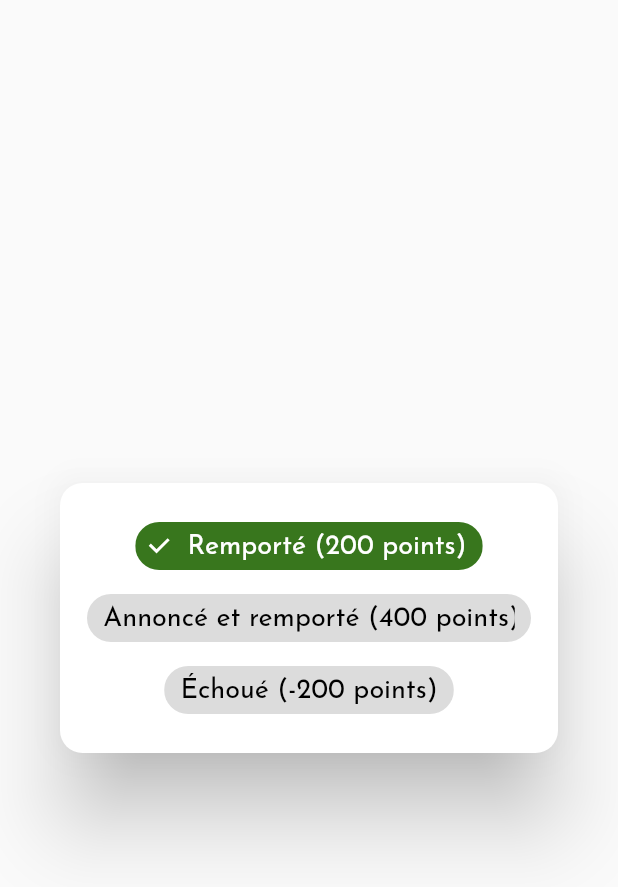
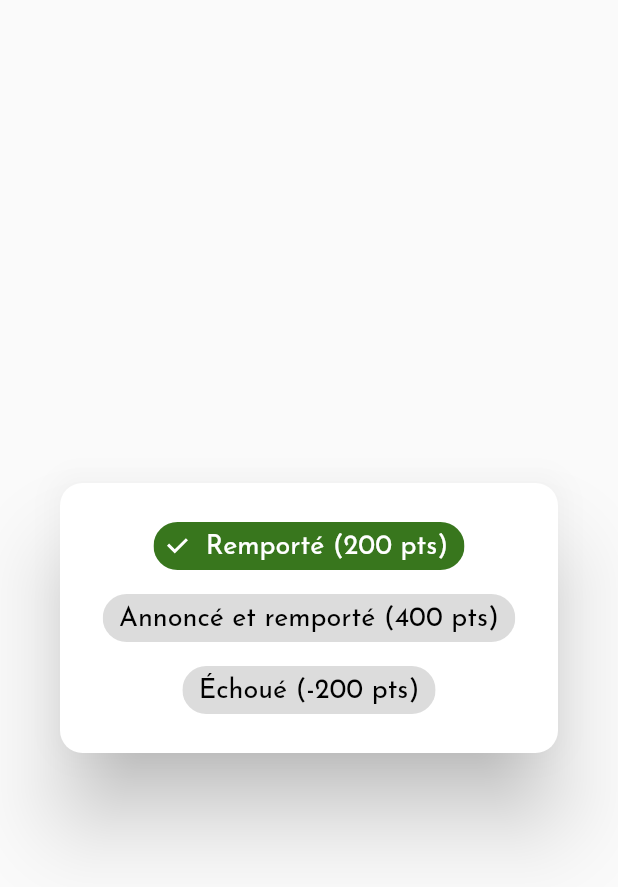
Before and after one commit to vareversat/carg, a Flutter app: the _ChelemPicker widget shown alone on an empty page, opened directly with empty values, on a phone screen of 412 x 824 dp. Shown: the top 887 px of the screen. Run offline on Flutter 3.47's test engine with Material 2 defaults, Android fonts, the phone set to English and light mode, and no system bars; our stand-ins replace cloud_firestore, firebase_auth, firebase_core, flutter_markdown, flutter_spinkit, flutter_svg and 2 more; missing offline and left inert: algolia, enum_to_string; accounts and stored records are empty.

Commit message:
Tapping outside the dialog of the tarot round perk keep the value previously selected

```diff
--- a/lib/views/screens/add_round/widget/tarot_game/tarot_perk_widget.dart
+++ b/lib/views/screens/add_round/widget/tarot_game/tarot_perk_widget.dart
@@ -69,12 +69,12 @@ class TarotPerkWidget extends StatelessWidget {
             selectedColor: Theme.of(context).accentColor,
             selected: round.smallToTheEndTeam != null,
             onPressed: () async {
-              await _showSmallToTheEndPicker()
-                  .then((value) => round.smallToTheEndTeam = value);
+              await _showSmallToTheEndPicker().then((value) =>
+                  {if (value != null) round.smallToTheEndTeam = value});
             },
             label: Text('${TarotBonus.SMALL_TO_THE_END.name}' +
                 (round.smallToTheEndTeam != null
-                    ? ' |  ${TarotRound.smallToTheEndBonus.round()} points'
+                    ? ' |  ${TarotRound.smallToTheEndBonus.round()} pts'
                     : '')),
           ),
           InputChip(
@@ -95,9 +95,7 @@ class TarotPerkWidget extends StatelessWidget {
                   });
             },
             label: Text('${TarotBonus.HANDFUL.name}' +
-                (round.handful != null
-                    ? ' ${round.handful.name}'
-                    : '')),
+                (round.handful != null ? ' ${round.handful.name}' : '')),
           ),
           InputChip(
             onDeleted:
@@ -111,12 +109,11 @@ class TarotPerkWidget extends StatelessWidget {
             selectedColor: Theme.of(context).accentColor,
             selected: round.chelem != null,
             onPressed: () async {
-              await _showChelemPicker().then((value) => round.chelem = value);
+              await _showChelemPicker()
+                  .then((value) => {if (value != null) round.chelem = value});
             },
             label: Text('${TarotBonus.CHELEM.name}' +
-                (round.chelem != null
-                    ? ' |  ${round.chelem.bonus} points'
-                    : '')),
+                (round.chelem != null ? ' |  ${round.chelem.bonus} pts' : '')),
           ),
         ])
       ],
@@ -290,7 +287,7 @@ class _ChelemPicker extends StatelessWidget {
                       Navigator.pop(context, chelem);
                     },
                     label: Text(
-                      '${chelem.name} (${chelem.bonus.toString()} points)',
+                      '${chelem.name} (${chelem.bonus.toString()} pts)',
                       style: TextStyle(
                           color: tarotChelem == chelem
                               ? Colors.white
```
